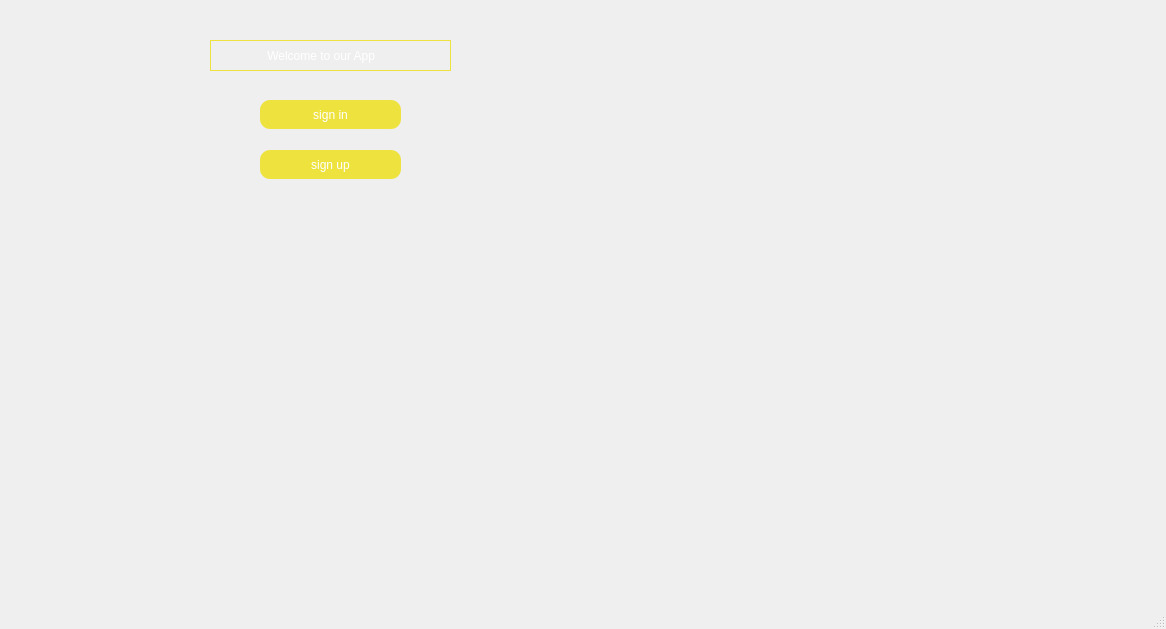
The window that enter/enter.ui (Shayanrava/APproject) describes before a commit, drawn with Qt 5.
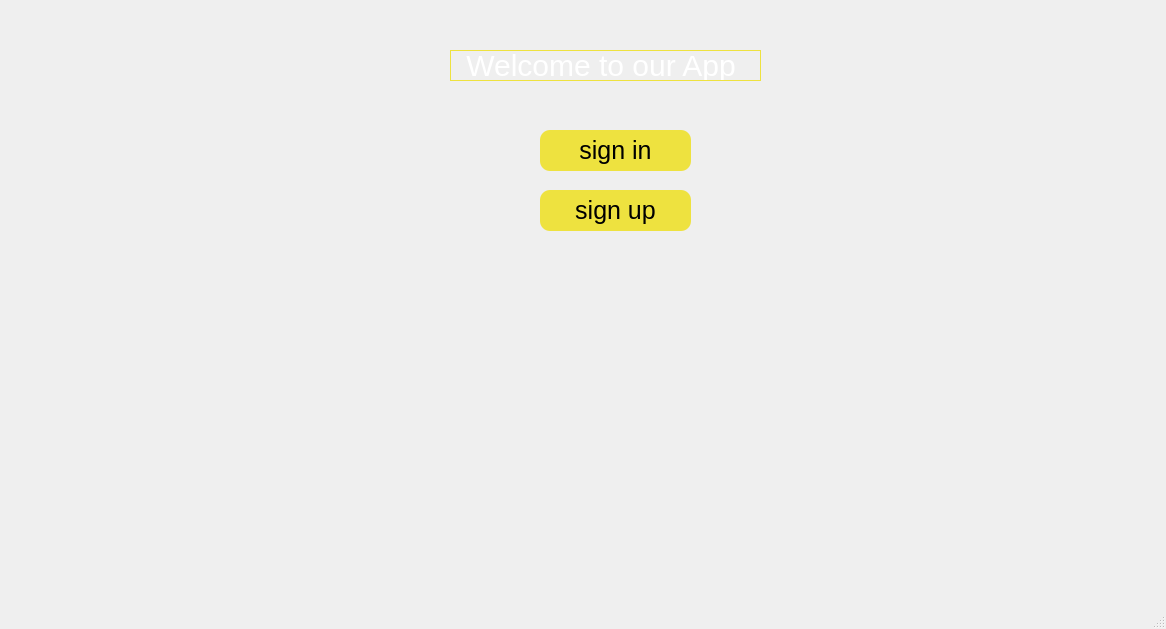
The same window after the commit. Icons and pictures are not drawn.

Diff of the .ui file:
```diff
--- a/enter/enter.ui
+++ b/enter/enter.ui
@@ -24,19 +24,20 @@
    <widget class="QPushButton" name="signin">
     <property name="geometry">
      <rect>
-      <x>260</x>
-      <y>100</y>
-      <width>141</width>
-      <height>29</height>
+      <x>540</x>
+      <y>130</y>
+      <width>151</width>
+      <height>41</height>
      </rect>
     </property>
     <property name="styleSheet">
      <string notr="true">#signin{
 
-color:white;
+color:black;
 
 border-radius:10%;
 
+font-size:25px;
 
 background-color:rgb(238, 226, 63);
 
@@ -55,9 +56,9 @@
    <widget class="QLabel" name="wlcomelable">
     <property name="geometry">
      <rect>
-      <x>210</x>
-      <y>40</y>
-      <width>241</width>
+      <x>450</x>
+      <y>50</y>
+      <width>311</width>
       <height>31</height>
      </rect>
     </property>
@@ -67,6 +68,8 @@
 
 border:1px solid rgb(238, 226, 63);
 
+font-size:30px;
+
  text-align: left;
 
 
@@ -74,25 +77,27 @@
 }</string>
     </property>
     <property name="text">
-     <string>                Welcome to our App</string>
+     <string> Welcome to our App</string>
     </property>
    </widget>
    <widget class="QPushButton" name="signup">
     <property name="geometry">
      <rect>
-      <x>260</x>
-      <y>150</y>
-      <width>141</width>
-      <height>29</height>
+      <x>540</x>
+      <y>190</y>
+      <width>151</width>
+      <height>41</height>
      </rect>
     </property>
     <property name="styleSheet">
      <string notr="true">#signup{
 
-color:white;
+color:black;
 
 border-radius:10%;
 
+font-size:25px;
+
 background-color:rgb(238, 226, 63);
 
 }
```
